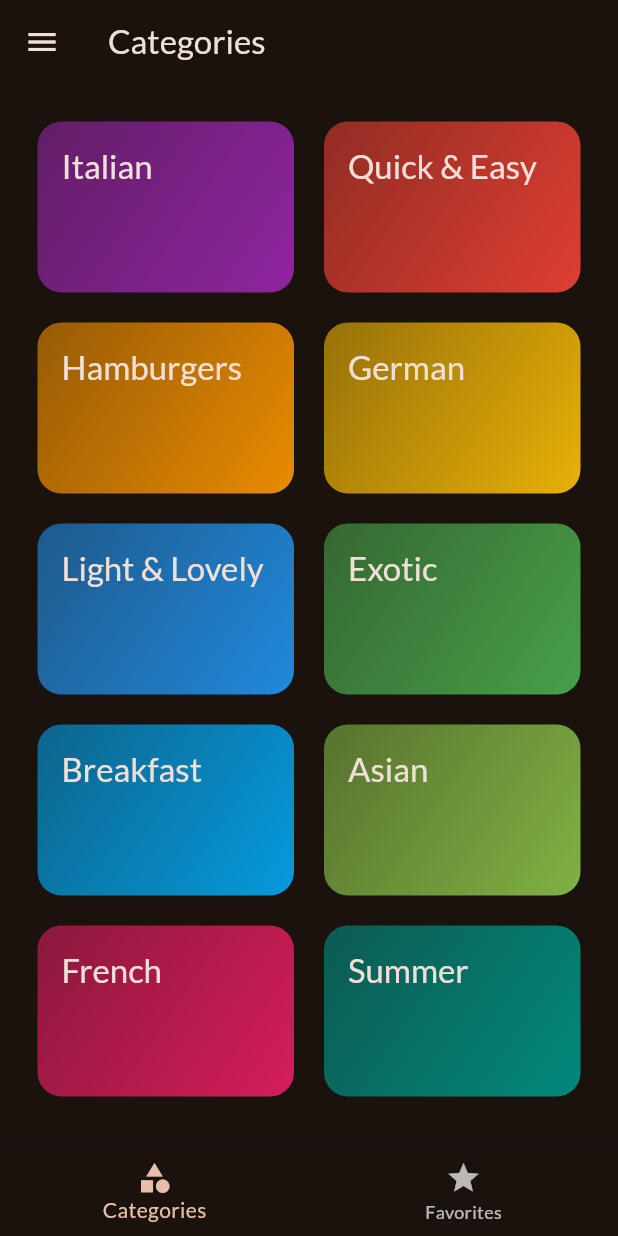
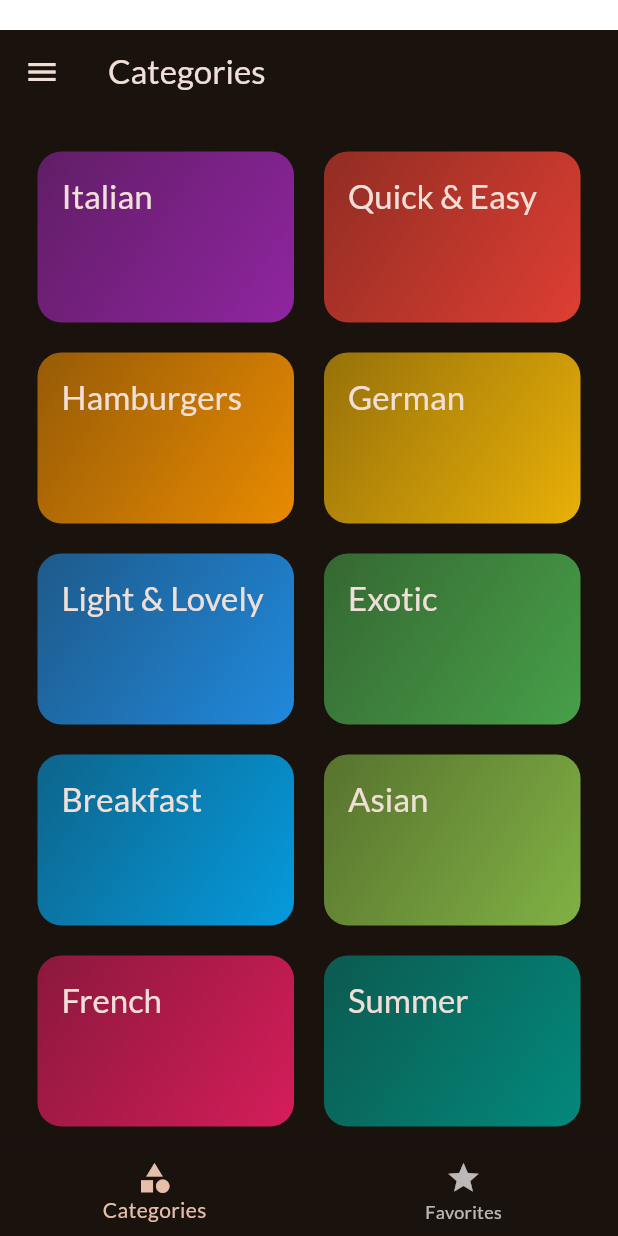
Before and after one commit to N1-San/meals_app_flutter, a Flutter app: the screen it shows after launch, on a phone screen of 412 x 824 dp. Run offline on Flutter 3.47's test engine with Material 3 defaults, Android fonts, the phone set to English and light mode, and no system bars; our stand-ins replace flutter_riverpod, google_fonts, transparent_image.

```diff
--- a/lib/main.dart
+++ b/lib/main.dart
@@ -30,6 +30,12 @@ class App extends StatelessWidget {
   @override
   Widget build(BuildContext context) {
     return MaterialApp(
+      builder: (context, child) {
+          return Padding(
+            padding: const EdgeInsets.only(top: 20),
+            child: child,
+          );
+        },
       theme: theme,
       home: const TabsScreen()
     );
```
Also changed, not shown: lib/screens/meal_details.dart (+25 -9 lines).
